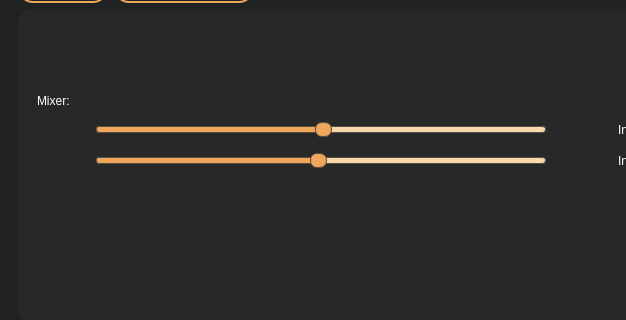
First picture: the form in ui5.ui, repository hassnaa11/Audio-Finger-print, before the edit; both pictures show x 0 to 626 and y 90 to 410 of the 862 by 904 pixel window.
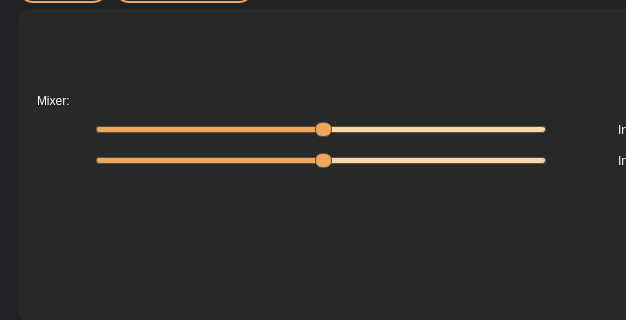
Second picture: the form after the edit. Icons and pictures are not drawn.

Diff of the .ui file:
```diff
--- a/ui5.ui
+++ b/ui5.ui
@@ -384,10 +384,10 @@
 }</string>
                       </property>
                       <property name="minimum">
-                       <number>1</number>
+                       <number>0</number>
                       </property>
                       <property name="maximum">
-                       <number>100</number>
+                       <number>99</number>
                       </property>
                       <property name="value">
                        <number>50</number>
```
Left out of the diff: 2 changed lines with no effect on the pictures.
